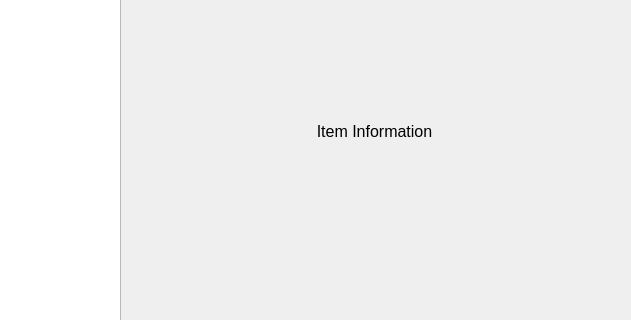
Old version of the form Source/ManageItems.ui in the repository DhirajWishal/DeliveryPlanningTool; both pictures show x 150 to 781 and y 160 to 480 of the 781 by 561 pixel window.
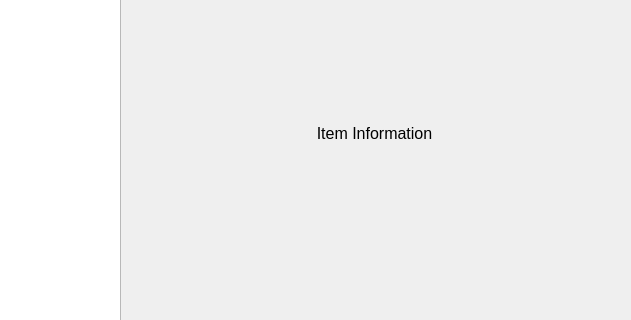
New version of the form.

What changed in the file:
```diff
--- a/Source/ManageItems.ui
+++ b/Source/ManageItems.ui
@@ -56,9 +56,9 @@
    <property name="geometry">
     <rect>
      <x>289</x>
-     <y>280</y>
+     <y>250</y>
      <width>471</width>
-     <height>80</height>
+     <height>271</height>
     </rect>
    </property>
    <layout class="QVBoxLayout" name="verticalLayout">
```
